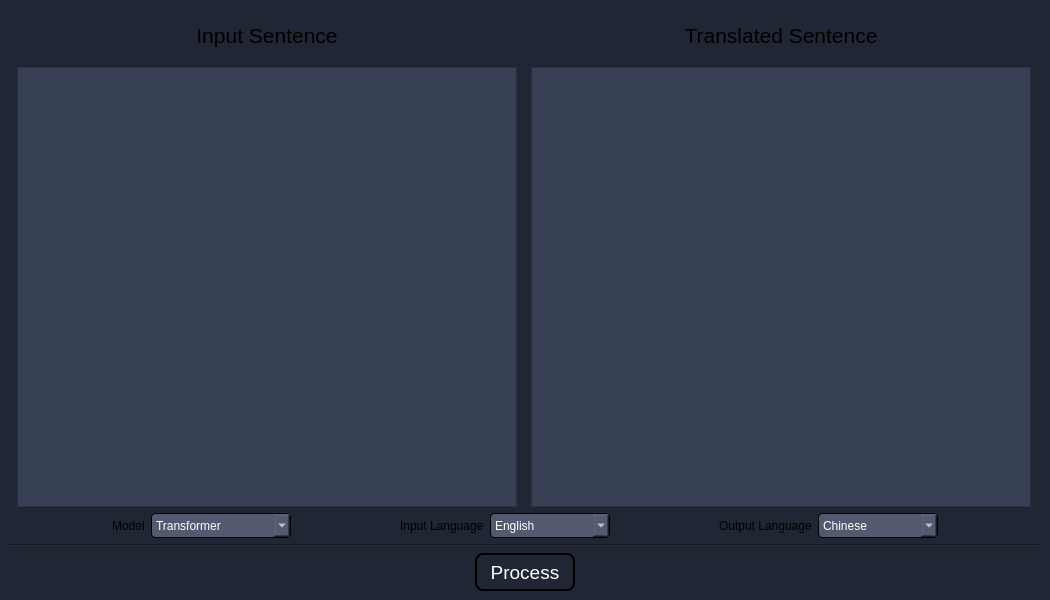
Before: the Qt Designer form qt_main.ui in KevinPan2021/Machine-Translation-Transformer, drawn with Qt 5.
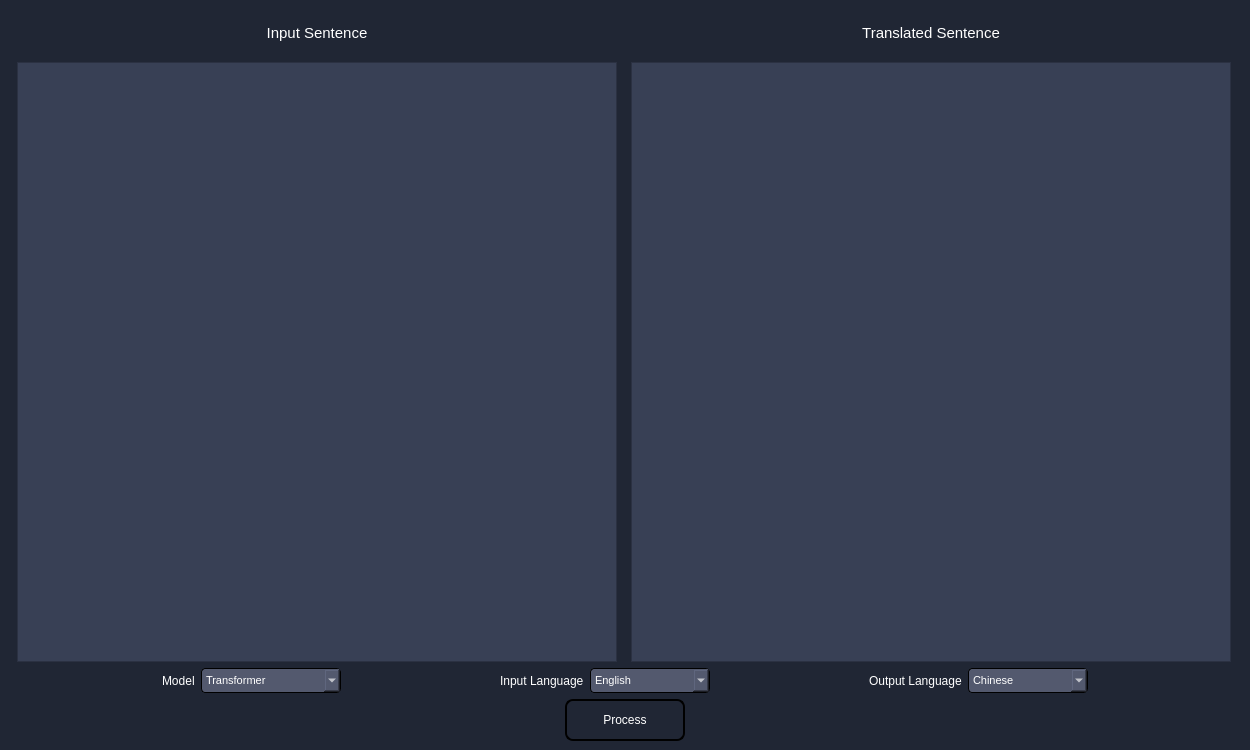
After: the same form once the commit is applied.

The edit to the form file:
```diff
--- a/qt_main.ui
+++ b/qt_main.ui
@@ -6,20 +6,20 @@
    <rect>
     <x>0</x>
     <y>0</y>
-    <width>1050</width>
-    <height>600</height>
+    <width>1250</width>
+    <height>750</height>
    </rect>
   </property>
   <property name="minimumSize">
    <size>
-    <width>1050</width>
-    <height>600</height>
+    <width>1250</width>
+    <height>750</height>
    </size>
   </property>
   <property name="maximumSize">
    <size>
-    <width>1050</width>
-    <height>600</height>
+    <width>1250</width>
+    <height>750</height>
    </size>
   </property>
   <property name="mouseTracking">
@@ -37,14 +37,14 @@
   <widget class="QWidget" name="centralwidget">
    <property name="minimumSize">
     <size>
-     <width>1050</width>
-     <height>600</height>
+     <width>1250</width>
+     <height>750</height>
     </size>
    </property>
    <property name="maximumSize">
     <size>
-     <width>1050</width>
-     <height>600</height>
+     <width>1250</width>
+     <height>750</height>
     </size>
    </property>
    <property name="mouseTracking">
@@ -64,9 +64,12 @@
            <widget class="QLabel" name="label_3">
             <property name="font">
              <font>
-              <pointsize>16</pointsize>
+              <pointsize>11</pointsize>
              </font>
             </property>
+            <property name="styleSheet">
+             <string notr="true">color:white;</string>
+            </property>
             <property name="text">
              <string>Input Sentence</string>
             </property>
@@ -79,18 +82,19 @@
            <widget class="QTextEdit" name="textEdit_input">
             <property name="minimumSize">
              <size>
-              <width>500</width>
-              <height>440</height>
+              <width>600</width>
+              <height>600</height>
              </size>
             </property>
             <property name="maximumSize">
              <size>
-              <width>500</width>
-              <height>440</height>
+              <width>600</width>
+              <height>600</height>
              </size>
             </property>
             <property name="styleSheet">
-             <string notr="true">background-color: rgb(56, 64, 85);</string>
+             <string notr="true">background-color: rgb(56, 64, 85);
+color:white;</string>
             </property>
            </widget>
           </item>
@@ -102,9 +106,12 @@
            <widget class="QLabel" name="label_4">
             <property name="font">
              <font>
-              <pointsize>16</pointsize>
+              <pointsize>11</pointsize>
              </font>
             </property>
+            <property name="styleSheet">
+             <string notr="true">color:white;</string>
+            </property>
             <property name="text">
              <string>Translated Sentence</string>
             </property>
@@ -117,18 +124,19 @@
            <widget class="QTextEdit" name="textEdit_output">
             <property name="minimumSize">
              <size>
-              <width>500</width>
-              <height>440</height>
+              <width>600</width>
+              <height>600</height>
              </size>
             </property>
             <property name="maximumSize">
              <size>
-              <width>500</width>
-              <height>440</height>
+              <width>600</width>
+              <height>600</height>
              </size>
             </property>
             <property name="styleSheet">
-             <string notr="true">background-color: rgb(56, 64, 85);</string>
+             <string notr="true">background-color: rgb(56, 64, 85);
+color:white;</string>
             </property>
            </widget>
           </item>
@@ -153,6 +161,9 @@
         </item>
         <item>
          <widget class="QLabel" name="label_6">
+          <property name="styleSheet">
+           <string notr="true">color:white;</string>
+          </property>
           <property name="text">
            <string>Model</string>
           </property>
@@ -172,6 +183,11 @@
             <height>25</height>
            </size>
           </property>
+          <property name="font">
+           <font>
+            <pointsize>8</pointsize>
+           </font>
+          </property>
           <property name="styleSheet">
            <string notr="true">QComboBox {
 	border-radius: 4px;
@@ -216,6 +232,9 @@
         </item>
         <item>
          <widget class="QLabel" name="label_7">
+          <property name="styleSheet">
+           <string notr="true">color:white;</string>
+          </property>
           <property name="text">
            <string>Input Language</string>
           </property>
@@ -235,6 +254,11 @@
             <height>25</height>
            </size>
           </property>
+          <property name="font">
+           <font>
+            <pointsize>8</pointsize>
+           </font>
+          </property>
           <property name="styleSheet">
            <string notr="true">QComboBox {
 	border-radius: 4px;
@@ -274,6 +298,9 @@
         </item>
         <item>
          <widget class="QLabel" name="label_8">
+          <property name="styleSheet">
+           <string notr="true">color:white;</string>
+          </property>
           <property name="text">
            <string>Output Language</string>
           </property>
@@ -293,6 +320,11 @@
             <height>25</height>
            </size>
           </property>
+          <property name="font">
+           <font>
+            <pointsize>8</pointsize>
+           </font>
+          </property>
           <property name="styleSheet">
            <string notr="true">QComboBox {
 	border-radius: 4px;
@@ -332,32 +364,25 @@
         </item>
        </layout>
       </item>
-      <item>
-       <widget class="Line" name="line">
-        <property name="orientation">
-         <enum>Qt::Horizontal</enum>
-        </property>
-       </widget>
-      </item>
       <item>
        <layout class="QHBoxLayout" name="horizontalLayout_4">
         <item>
          <widget class="QToolButton" name="toolButton_process">
           <property name="minimumSize">
            <size>
-            <width>100</width>
-            <height>38</height>
+            <width>120</width>
+            <height>42</height>
            </size>
           </property>
           <property name="maximumSize">
            <size>
-            <width>100</width>
-            <height>38</height>
+            <width>120</width>
+            <height>42</height>
            </size>
           </property>
           <property name="font">
            <font>
-            <pointsize>14</pointsize>
+            <pointsize>9</pointsize>
            </font>
           </property>
           <property name="styleSheet">
```
Left out of the diff: 5 changed lines with no effect on the pictures.
